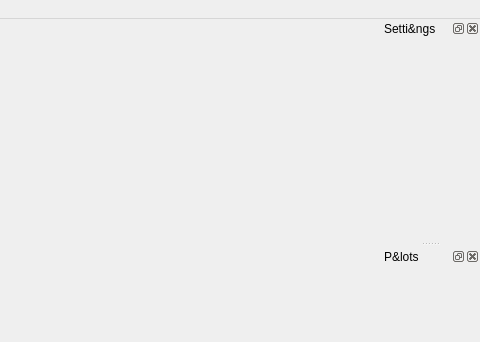
The window that ui-qt/ui/MainWindow.ui (spirit-code/spirit) describes before a commit, drawn with Qt 5; both pictures show x 738 to 1218 and y 0 to 342 of the 1218 by 718 pixel window.
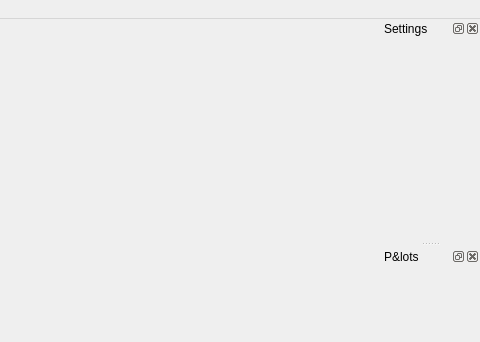
The same window after the commit.

Commit message: UI-QT: improvements in Hamiltonian Widgets. Also a small bugfix (name of SettingsWidget in DockWidget title).

Patch:
```diff
--- a/ui-qt/ui/MainWindow.ui
+++ b/ui-qt/ui/MainWindow.ui
@@ -186,7 +186,7 @@
     <bool>false</bool>
    </property>
    <property name="windowTitle">
-    <string>Setti&amp;ngs</string>
+    <string>Settings</string>
    </property>
    <attribute name="dockWidgetArea">
     <number>2</number>
```
The commit also changes 2 other files.
